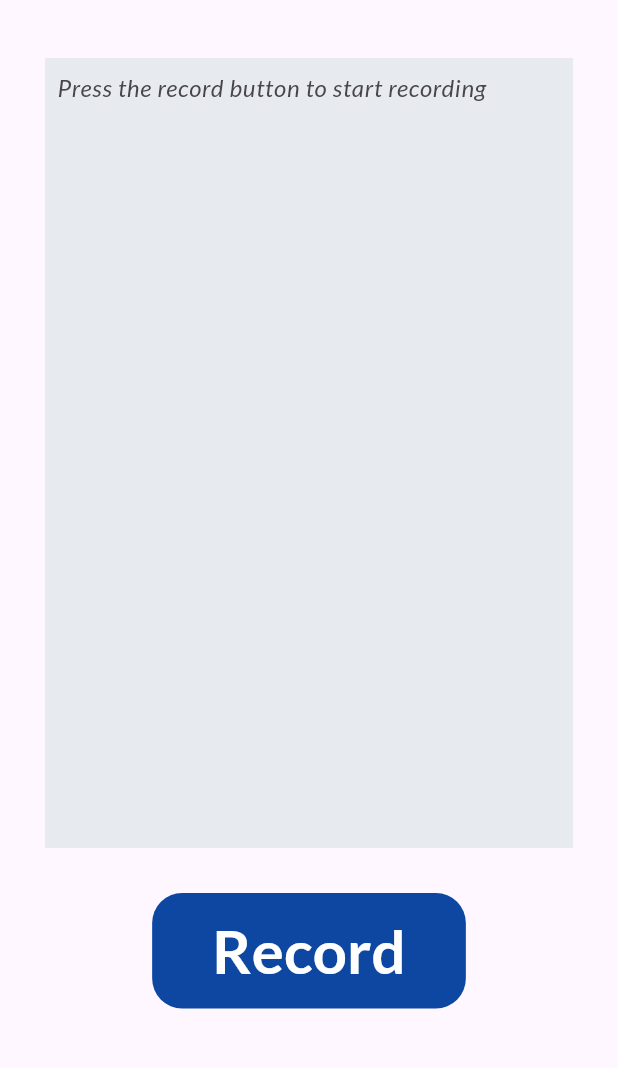
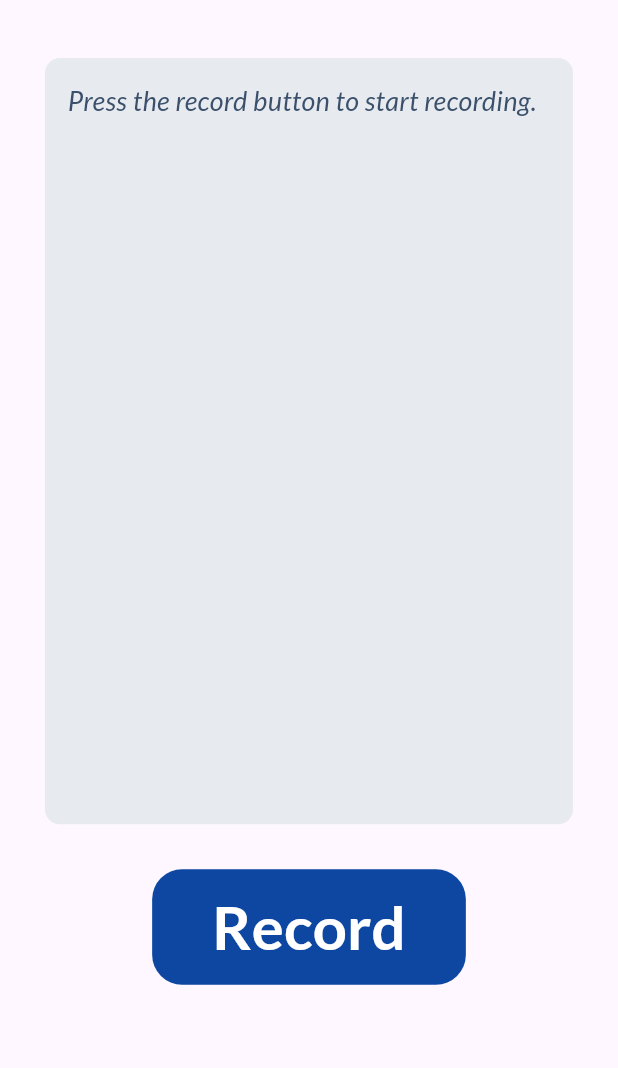
Before and after one commit to RitchieP/VerbaLex, a Flutter app: the HomeScreen screen opened directly, on a phone screen of 412 x 824 dp, the part 71-1139 px from its top. Run offline on Flutter 3.47's test engine with Material 3 defaults, Android fonts, the phone set to English and light mode, and no system bars; drawn by our look-alikes of modal_progress_hud_nsn; our stand-ins replace after_layout, audioplayers, google_fonts, permission_handler, retry, shared_preferences; missing offline and left inert: flag, record; accounts and stored records are empty.

Commit message:
feat: :lipstick: Rebuild output space
Output is rebuild with Containers and scroll widgets to allow for longer texts.

```diff
--- a/verbalex/lib/widgets/output_space.dart
+++ b/verbalex/lib/widgets/output_space.dart
@@ -16,35 +16,28 @@ class _OutputSpaceState extends State<OutputSpace> {
     if (kDebugMode) print(widget.text);
     return Padding(
       padding: const EdgeInsets.all(30.0),
-      child: TextField(
-        style: const TextStyle(
-            fontSize: 16,
-            fontWeight: FontWeight.w400,
-            fontStyle: FontStyle.italic,
-            color: Color.fromARGB(255, 58, 80, 107)),
-
-        /**
-         * The text field was not meant to be edited by the user,
-         * it will only show text
-         */
-        readOnly: true,
-        decoration: InputDecoration(
-          fillColor: const Color.fromARGB(255, 231, 234, 239),
-          filled: true,
-          hintText: widget.text ?? "Press the record button to start recording",
-          // Remove all the borders around the text field.
-          border: InputBorder.none,
-          /**
-           * The contentPadding is more for the bottom padding because we want
-           * to set the size of the text field to span almost the entire screen.
-           */
-          contentPadding: EdgeInsets.fromLTRB(
-              MediaQuery.of(context).size.width * 0.01,
-              MediaQuery.of(context).size.height * 0.01,
-              MediaQuery.of(context).size.width * 0.01,
-              MediaQuery.of(context).size.height * 0.6),
+      child: Container(
+        decoration: const BoxDecoration(
+          color: Color.fromARGB(255, 231, 234, 239),
+          borderRadius: BorderRadius.all(Radius.circular(10)),
         ),
-      ),
+        padding: const EdgeInsets.all(15),
+        width: double.infinity,
+        height: MediaQuery.of(context).size.height * 0.62,
+        child: SingleChildScrollView(
+          scrollDirection: Axis.vertical,
+          child: Text(
+            widget.text ?? "Press the record button to start recording.",
+            style: const TextStyle(
+              fontSize: 18,
+              fontWeight: FontWeight.w400,
+              fontStyle: FontStyle.italic,
+              color: Color.fromARGB(255, 58, 80, 107)
+            ),
+            textAlign: TextAlign.justify,
+          ),
+        ),
+      )
     );
   }
 }
```
